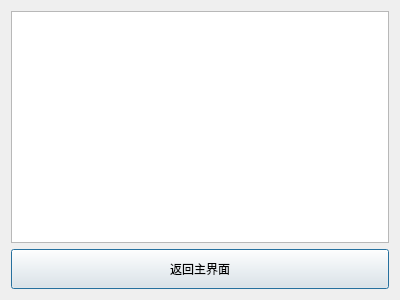
The window that finaldialog.ui (Hengyu10003/The-Eighth) describes before a commit, drawn with Qt 5.
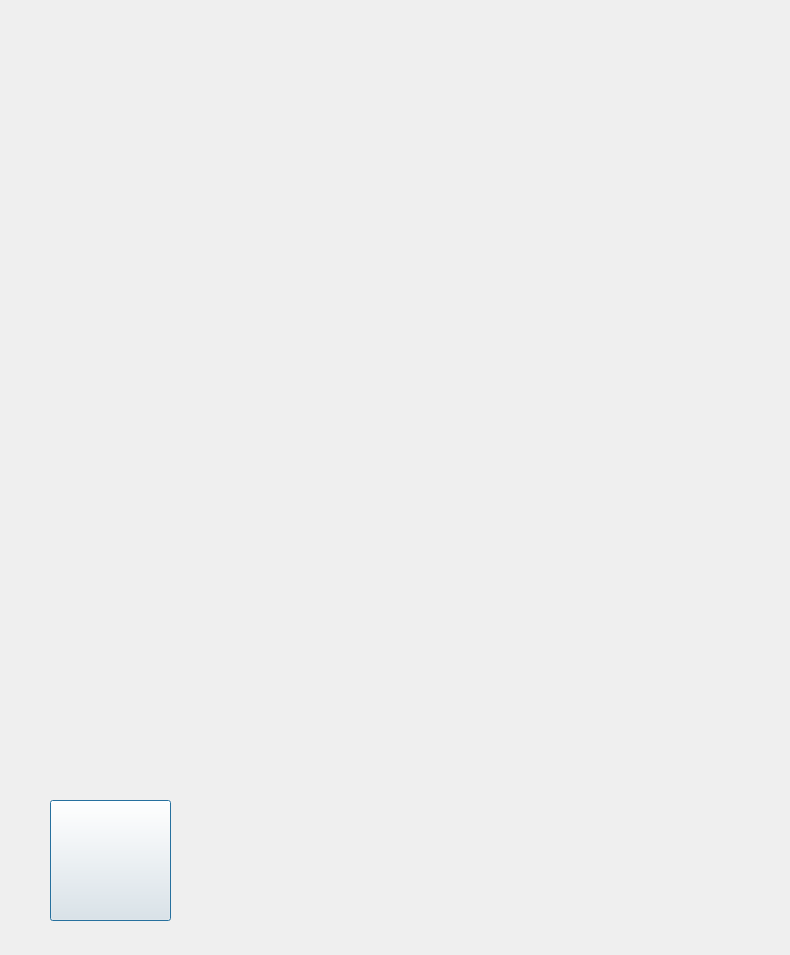
The same window after the commit. Icons and pictures are not drawn.

The edit to the form file:
```diff
--- a/finaldialog.ui
+++ b/finaldialog.ui
@@ -6,31 +6,38 @@
    <rect>
     <x>0</x>
     <y>0</y>
-    <width>400</width>
-    <height>300</height>
+    <width>790</width>
+    <height>955</height>
    </rect>
   </property>
   <property name="windowTitle">
    <string>结束</string>
   </property>
-  <layout class="QVBoxLayout" name="verticalLayout">
-   <item>
-    <widget class="QTextBrowser" name="textBrowser"/>
-   </item>
-   <item>
+  <property name="styleSheet">
+   <string notr="true">border-image: url(:/images/final.png);</string>
+  </property>
     <widget class="QPushButton" name="backToMenuBtn">
+   <property name="geometry">
+    <rect>
+     <x>50</x>
+     <y>800</y>
+     <width>121</width>
+     <height>121</height>
+    </rect>
+   </property>
      <property name="minimumSize">
       <size>
        <width>120</width>
        <height>40</height>
       </size>
      </property>
+   <property name="styleSheet">
+    <string notr="true">border-image: url(:/images/final_button.png);</string>
+   </property>
      <property name="text">
-      <string>返回主界面</string>
-     </property>
-    </widget>
-   </item>
-  </layout>
+    <string/>
+   </property>
+  </widget>
  </widget>
  <resources/>
  <connections/>
```
Lines whose indentation alone changed are shown as unchanged.
